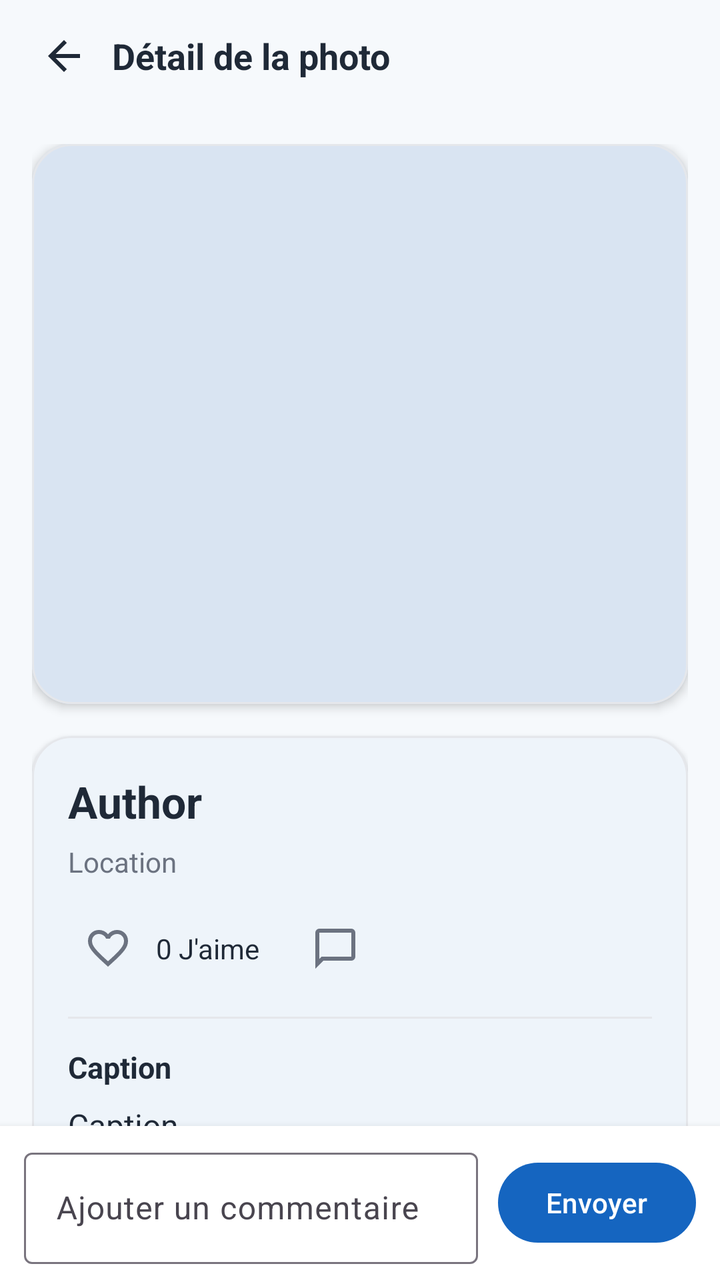
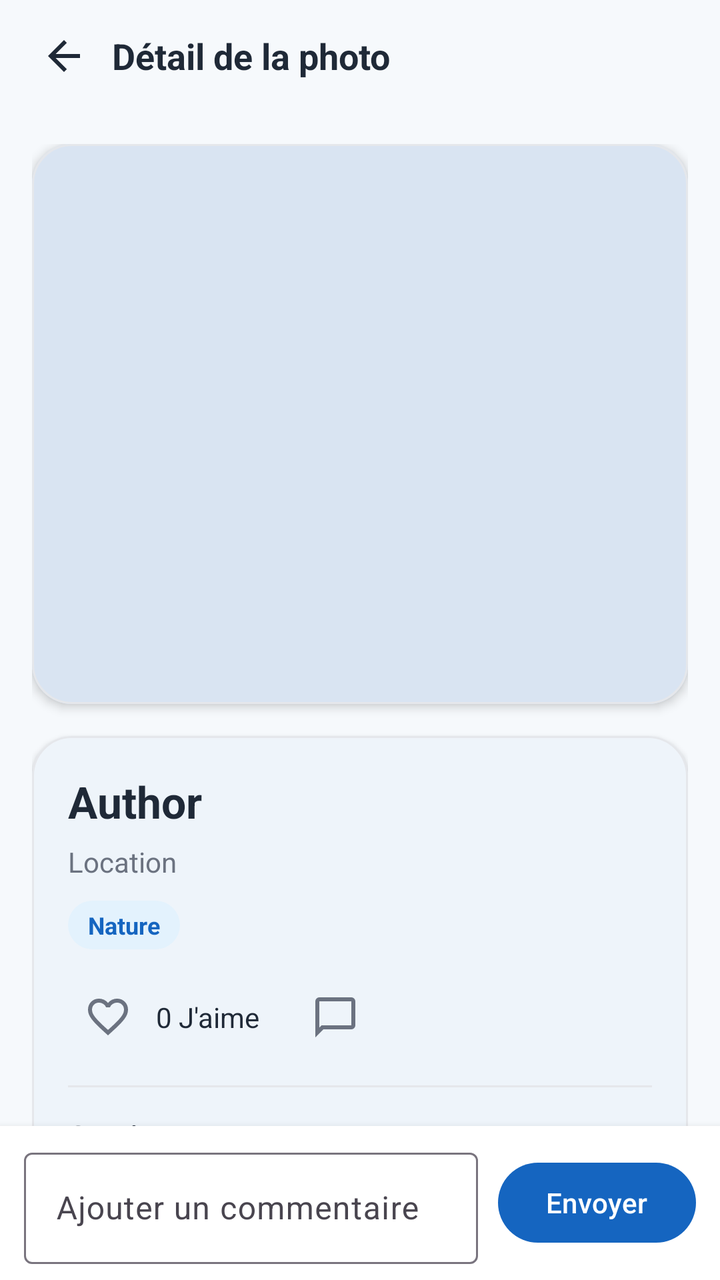

Screens rendered from an Android XML layout before and after an edit, with the pre-edit source and the edit as a unified diff.
<!-- AndroidManifest.xml: application theme Theme.Traveling -->
<!-- res/layout/fragment_photo_detail.xml -->
<?xml version="1.0" encoding="utf-8"?>
<LinearLayout xmlns:android="http://schemas.android.com/apk/res/android"
    xmlns:app="http://schemas.android.com/apk/res-auto"
    android:layout_width="match_parent"
    android:layout_height="match_parent"
    android:background="@color/travel_background"
    android:orientation="vertical">

    
    <LinearLayout
        android:id="@+id/detailTopBar"
        android:layout_width="match_parent"
        android:layout_height="56dp"
        android:background="@color/travel_background"
        android:gravity="center_vertical"
        android:orientation="horizontal"
        android:paddingStart="8dp"
        android:paddingEnd="16dp">

        <ImageButton
            android:id="@+id/buttonBack"
            android:layout_width="48dp"
            android:layout_height="48dp"
            android:background="?attr/selectableItemBackgroundBorderless"
            android:contentDescription="Retour"
            android:padding="12dp"
            android:src="@drawable/ic_arrow_back"
            app:tint="@color/travel_on_surface" />

        <com.google.android.material.textview.MaterialTextView
            android:layout_width="wrap_content"
            android:layout_height="wrap_content"
            android:text="Détail de la photo"
            android:textColor="@color/travel_on_surface"
            android:textSize="18sp"
            android:textStyle="bold" />
    </LinearLayout>

    
    <androidx.core.widget.NestedScrollView
        android:layout_width="match_parent"
        android:layout_height="0dp"
        android:layout_weight="1"
        android:fillViewport="true">

        <LinearLayout
            android:layout_width="match_parent"
            android:layout_height="wrap_content"
            android:orientation="vertical"
            android:padding="16dp">

            <com.google.android.material.card.MaterialCardView
                android:layout_width="match_parent"
                android:layout_height="wrap_content"
                app:cardCornerRadius="20dp"
                app:cardElevation="3dp"
                app:strokeColor="#E5E7EB"
                app:strokeWidth="1dp">

                <ImageView
                    android:id="@+id/imageDetailPost"
                    android:layout_width="match_parent"
                    android:layout_height="280dp"
                    android:background="@drawable/bg_post_placeholder"
                    android:contentDescription="Post image"
                    android:scaleType="centerCrop" />
            </com.google.android.material.card.MaterialCardView>

            <com.google.android.material.card.MaterialCardView
                android:layout_width="match_parent"
                android:layout_height="wrap_content"
                android:layout_marginTop="16dp"
                android:layout_marginBottom="16dp"
                app:cardCornerRadius="20dp"
                app:cardElevation="2dp"
                app:strokeColor="#E5E7EB"
                app:strokeWidth="1dp">

                <LinearLayout
                    android:layout_width="match_parent"
                    android:layout_height="wrap_content"
                    android:orientation="vertical"
                    android:padding="18dp">

                    <com.google.android.material.textview.MaterialTextView
                        android:id="@+id/textDetailAuthorName"
                        android:layout_width="wrap_content"
                        android:layout_height="wrap_content"
                        android:text="Author"
                        android:textColor="@color/travel_on_surface"
                        android:textSize="22sp"
                        android:textStyle="bold" />

                    <com.google.android.material.textview.MaterialTextView
                        android:id="@+id/textDetailLocationName"
                        android:layout_width="wrap_content"
                        android:layout_height="wrap_content"
                        android:layout_marginTop="6dp"
                        android:text="Location"
                        android:textColor="#6B7280"
                        android:textSize="14sp" />

                    <LinearLayout
                        android:layout_width="match_parent"
                        android:layout_height="wrap_content"
                        android:layout_marginTop="14dp"
                        android:gravity="center_vertical"
                        android:orientation="horizontal">

                        <ImageButton
                            android:id="@+id/buttonDetailLike"
                            android:layout_width="40dp"
                            android:layout_height="40dp"
                            android:background="@android:color/transparent"
                            android:contentDescription="Like"
                            android:padding="8dp"
                            android:src="@drawable/ic_favorite_outline"
                            app:tint="#6B7280" />

                        <com.google.android.material.textview.MaterialTextView
                            android:id="@+id/textDetailLikeCount"
                            android:layout_width="wrap_content"
                            android:layout_height="wrap_content"
                            android:layout_marginStart="4dp"
                            android:layout_marginEnd="18dp"
                            android:text="0 J'aime"
                            android:textColor="@color/travel_on_surface"
                            android:textSize="14sp" />

                        <ImageButton
                            android:id="@+id/buttonDetailComment"
                            android:layout_width="40dp"
                            android:layout_height="40dp"
                            android:background="@android:color/transparent"
                            android:contentDescription="Comment"
                            android:padding="8dp"
                            android:src="@drawable/ic_comment_outline"
                            app:tint="#6B7280" />
                    </LinearLayout>

                    <View
                        android:layout_width="match_parent"
                        android:layout_height="1dp"
                        android:layout_marginTop="14dp"
                        android:layout_marginBottom="14dp"
                        android:background="#E5E7EB" />

                    <com.google.android.material.textview.MaterialTextView
                        android:layout_width="wrap_content"
                        android:layout_height="wrap_content"
                        android:text="Caption"
                        android:textColor="@color/travel_on_surface"
                        android:textSize="15sp"
                        android:textStyle="bold" />

                    <com.google.android.material.textview.MaterialTextView
                        android:id="@+id/textDetailCaption"
                        android:layout_width="match_parent"
                        android:layout_height="wrap_content"
                        android:layout_marginTop="8dp"
                        android:lineSpacingExtra="2dp"
                        android:text="Caption"
                        android:textColor="@color/travel_on_surface"
                        android:textSize="16sp" />

                    <View
                        android:layout_width="match_parent"
                        android:layout_height="1dp"
                        android:layout_marginTop="18dp"
                        android:layout_marginBottom="14dp"
                        android:background="#E5E7EB" />

                    <com.google.android.material.textview.MaterialTextView
                        android:id="@+id/textCommentsTitle"
                        android:layout_width="wrap_content"
                        android:layout_height="wrap_content"
                        android:text="Commentaires"
                        android:textColor="@color/travel_on_surface"
                        android:textSize="16sp"
                        android:textStyle="bold" />

                    <androidx.recyclerview.widget.RecyclerView
                        android:id="@+id/recyclerViewComments"
                        android:layout_width="match_parent"
                        android:layout_height="wrap_content"
                        android:layout_marginTop="10dp"
                        android:nestedScrollingEnabled="false" />

                    <com.google.android.material.textview.MaterialTextView
                        android:id="@+id/textNoComments"
                        android:layout_width="wrap_content"
                        android:layout_height="wrap_content"
                        android:layout_marginTop="10dp"
                        android:text="Aucun commentaire pour le moment."
                        android:textColor="#6B7280"
                        android:textSize="14sp"
                        android:visibility="gone" />

                </LinearLayout>

            </com.google.android.material.card.MaterialCardView>

        </LinearLayout>
    </androidx.core.widget.NestedScrollView>

    
    <LinearLayout
        android:id="@+id/commentInputBar"
        android:layout_width="match_parent"
        android:layout_height="wrap_content"
        android:background="@color/travel_surface"
        android:elevation="6dp"
        android:gravity="center_vertical"
        android:orientation="horizontal"
        android:paddingStart="12dp"
        android:paddingTop="8dp"
        android:paddingEnd="12dp"
        android:paddingBottom="8dp">

        <com.google.android.material.textfield.TextInputLayout
            android:layout_width="0dp"
            android:layout_height="wrap_content"
            android:layout_weight="1"
            android:hint="Ajouter un commentaire">

            <com.google.android.material.textfield.TextInputEditText
                android:id="@+id/editTextComment"
                android:layout_width="match_parent"
                android:layout_height="wrap_content"
                android:maxLines="3" />
        </com.google.android.material.textfield.TextInputLayout>

        <com.google.android.material.button.MaterialButton
            android:id="@+id/buttonSendComment"
            android:layout_width="wrap_content"
            android:layout_height="wrap_content"
            android:layout_marginStart="10dp"
            android:text="Envoyer" />
    </LinearLayout>

</LinearLayout>
<!-- resources referenced by this layout -->
<resources>
  <color name="travel_background">#F6F9FC</color>
  <color name="travel_on_surface">#1F2937</color>
  <color name="travel_surface">#FFFFFF</color>
  <!-- drawable bg_post_placeholder (drawable) -->
  <?xml version="1.0" encoding="utf-8"?>
  <shape xmlns:android="http://schemas.android.com/apk/res/android">
      <corners android:radius="0dp" />
      <solid android:color="#D9E4F2" />
  </shape>
  <!-- drawable ic_arrow_back (drawable) -->
  <vector xmlns:android="http://schemas.android.com/apk/res/android"
      android:width="24dp"
      android:height="24dp"
      android:viewportWidth="24"
      android:viewportHeight="24">
  
      <path
          android:fillColor="@color/travel_on_surface"
          android:pathData="M20,11H7.83l5.59,-5.59L12,4l-8,8l8,8l1.42,-1.41L7.83,13H20v-2z" />
  </vector>
  <!-- drawable ic_comment_outline (drawable) -->
  <vector xmlns:android="http://schemas.android.com/apk/res/android"
      android:width="24dp"
      android:height="24dp"
      android:viewportWidth="960"
      android:viewportHeight="960">
    <path
        android:pathData="M80,880v-720q0,-33 23.5,-56.5T160,80h640q33,0 56.5,23.5T880,160v480q0,33 -23.5,56.5T800,720L240,720L80,880ZM206,640h594v-480L160,160v525l46,-45ZM160,640v-480,480Z"
        android:fillColor="#1f1f1f"/>
  </vector>
  <!-- drawable ic_favorite_outline (drawable) -->
  <vector xmlns:android="http://schemas.android.com/apk/res/android"
      android:width="24dp"
      android:height="24dp"
      android:viewportWidth="960"
      android:viewportHeight="960">
    <path
        android:pathData="m480,840 l-58,-52q-101,-91 -167,-157T150,512.5Q111,460 95.5,416T80,326q0,-94 63,-157t157,-63q52,0 99,22t81,62q34,-40 81,-62t99,-22q94,0 157,63t63,157q0,46 -15.5,90T810,512.5Q771,565 705,631T538,788l-58,52ZM480,732q96,-86 158,-147.5t98,-107q36,-45.5 50,-81t14,-70.5q0,-60 -40,-100t-100,-40q-47,0 -87,26.5T518,280h-76q-15,-41 -55,-67.5T300,186q-60,0 -100,40t-40,100q0,35 14,70.5t50,81q36,45.5 98,107T480,732ZM480,459Z"
        android:fillColor="#1f1f1f"/>
  </vector>
  <style name="Theme.Traveling" parent="Base.Theme.Traveling" />
  <style name="Base.Theme.Traveling" parent="Theme.Material3.DayNight.NoActionBar">
          <item name="colorPrimary">@color/travel_primary</item>
          <item name="colorOnPrimary">@color/travel_on_primary</item>
  
          <item name="colorSecondary">@color/travel_secondary</item>
          <item name="colorOnSecondary">@color/travel_on_secondary</item>
  
          <item name="colorTertiary">@color/travel_tertiary</item>
          <item name="colorOnTertiary">@color/travel_on_tertiary</item>
  
          <item name="android:colorBackground">@color/travel_background</item>
          <item name="colorSurface">@color/travel_surface</item>
          <item name="colorOnSurface">@color/travel_on_surface</item>
      </style>
  <color name="travel_primary">#1565C0</color>
  <color name="travel_on_primary">#FFFFFF</color>
  <color name="travel_secondary">#26A69A</color>
  <color name="travel_on_secondary">#FFFFFF</color>
  <color name="travel_tertiary">#FFB74D</color>
  <color name="travel_on_tertiary">#1F2937</color>
</resources>

<!-- the commit's change to res/layout/fragment_photo_detail.xml (unified diff, before → after) -->
@@ -99,6 +99,21 @@
                         android:text="Location"
                         android:textColor="#6B7280"
                         android:textSize="14sp" />
+
+                    <com.google.android.material.textview.MaterialTextView
+                        android:id="@+id/textDetailPlaceType"
+                        android:layout_width="wrap_content"
+                        android:layout_height="wrap_content"
+                        android:layout_marginTop="10dp"
+                        android:background="@drawable/bg_place_type_chip"
+                        android:paddingStart="10dp"
+                        android:paddingTop="4dp"
+                        android:paddingEnd="10dp"
+                        android:paddingBottom="4dp"
+                        android:text="Nature"
+                        android:textColor="@color/travel_primary"
+                        android:textSize="12sp"
+                        android:textStyle="bold" />
 
                     <LinearLayout
                         android:layout_width="match_parent"
<!-- resource entries referenced after the edit -->
@@ -3,6 +3,12 @@
   <color name="travel_background">#F6F9FC</color>
   <color name="travel_on_surface">#1F2937</color>
   <color name="travel_surface">#FFFFFF</color>
+  <!-- drawable bg_place_type_chip (drawable) -->
+  <?xml version="1.0" encoding="utf-8"?>
+  <shape xmlns:android="http://schemas.android.com/apk/res/android">
+      <solid android:color="#E3F2FD" />
+      <corners android:radius="999dp" />
+  </shape>
   <!-- drawable bg_post_placeholder (drawable) -->
   <?xml version="1.0" encoding="utf-8"?>
   <shape xmlns:android="http://schemas.android.com/apk/res/android">
